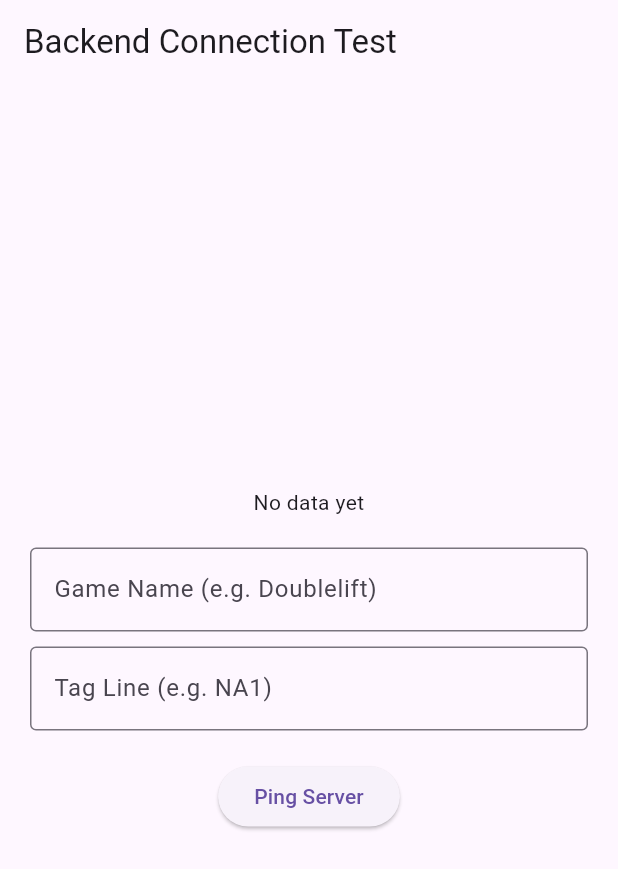
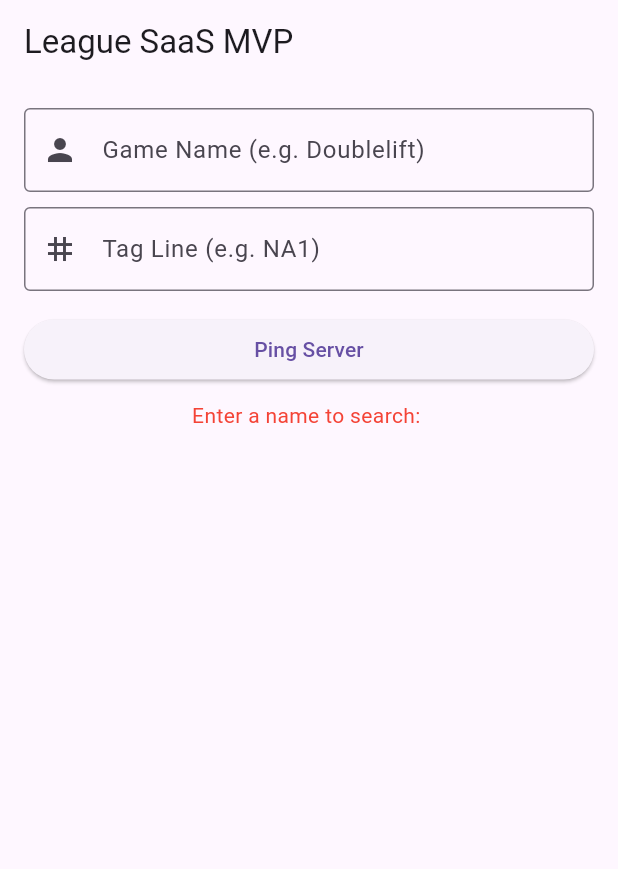
Before and after one commit to hanzeduardodedios1/SaaS-LoL, a Flutter app: the screen it shows after launch, on a phone screen of 412 x 824 dp. Shown: the top 869 px of the screen. Run offline on Flutter 3.47's test engine with Material 3 defaults, Android fonts, the light colour scheme and no system bars.

Commit message:
feat: implement match history UI with parsed JSON and item icons
- Refactor main.dart to decode JSON responses using dart:convert

- Replace raw text output with a scrollable ListView.builder

- Add Card widgets to display Champion, Gold, and CS stats

- Implement Image.network to render DDragon item assets dynamically

- Add conditional styling (Blue/Red) for Win/Loss states

```diff
--- a/frontend/lib/main.dart
+++ b/frontend/lib/main.dart
@@ -1,5 +1,6 @@
 import 'package:flutter/material.dart';
 import 'package:http/http.dart' as http; // Import the tool to make internet requests
+import 'dart:convert'; //Enables conversion of raw text into list
 
 void main() {
   runApp(const MyApp());
@@ -24,10 +25,12 @@ class BackendTester extends StatefulWidget {
   State<BackendTester> createState() => _BackendTesterState();
 }
 
+//This class primarily works with the backend.
 class _BackendTesterState extends State<BackendTester> {
 
-  //String variable that will contain information from backend.
-  String _message =   "No data yet";
+  //Storing a list of matches
+  List<dynamic> _matches = [];
+  String _statusMessage = "Enter a name to search: ";
 
   //Controllers for obtaining user input
   final TextEditingController _nameController = TextEditingController();
@@ -45,6 +48,11 @@ class _BackendTesterState extends State<BackendTester> {
       });
       return;
     }
+    //Clears previous inputs
+    setState(() {
+      _matches = [];
+      _statusMessage = "Loading...";
+    });
 
     //The URL destination (takes game name and tagline)
     final url = Uri.parse('http://127.0.0.1:8000/player/$name/$tag');
@@ -53,67 +61,139 @@ class _BackendTesterState extends State<BackendTester> {
       //Stores the URL's response
       final response = await http.get(url);
 
+
       //If successful,
       if (response.statusCode == 200) {
+        //Turns JSON string into an actual list
+        final List<dynamic> data = jsonDecode(response.body);
 
         setState(() {
-          _message = "Server says: ${response.body}";
+          _matches = data;
+          _statusMessage = _matches.isEmpty ? "No ranked games found" : "";
         });
       }
       else {
         setState(() {
-          _message = "Error: Server response ${response.statusCode}";
+          _statusMessage = "Error: Server response ${response.statusCode}";
         });
       }
     }
-
     //If unable to connect to server, display connection failure.
       catch(e){
         setState(() {
-        _message = "Connection Failed: $e";
+          _statusMessage = "Connection Failed: $e";
       });
     }
   }
 @override
   Widget build(BuildContext context) {
     return Scaffold(
-      appBar: AppBar(title: const Text("Backend Connection Test")),
-      body: Center(
-        // Added Padding so the boxes aren't stuck to the edges
-        child: Padding(
-          padding: const EdgeInsets.all(20.0),
+      appBar: AppBar(title: const Text("League SaaS MVP")),
+      body: Column(
+        children: [
+          // --- TOP SECTION: INPUTS ---
+          Padding(
+            padding: const EdgeInsets.all(16.0),
             child: Column(
-            mainAxisAlignment: MainAxisAlignment.center,
               children: [
-              Text(_message, textAlign: TextAlign.center),
-              const SizedBox(height: 20),
-
-              // CHANGE 4: Add the actual Input Boxes (TextFields)
                 TextField(
-                controller: _nameController, // Connects box to variable
+                  controller: _nameController,
                   decoration: const InputDecoration(
                     labelText: "Game Name (e.g. Doublelift)",
                     border: OutlineInputBorder(),
+                    prefixIcon: Icon(Icons.person),
                   ),
                 ),
                 const SizedBox(height: 10),
-
                 TextField(
-                controller: _tagController, // Connects box to variable
+                  controller: _tagController,
                   decoration: const InputDecoration(
                     labelText: "Tag Line (e.g. NA1)",
                     border: OutlineInputBorder(),
+                    prefixIcon: Icon(Icons.tag),
                   ),
                 ),
-              const SizedBox(height: 20),
-
-              ElevatedButton(
+                const SizedBox(height: 15),
+                SizedBox(
+                  width: double.infinity,
+                  child: ElevatedButton(
                     onPressed: fetchFromBackend,
                     child: const Text("Ping Server"),
+                  ),
+                ),
+                // Show status message if there is an error or loading text
+                if (_statusMessage.isNotEmpty)
+                  Padding(
+                    padding: const EdgeInsets.only(top: 10),
+                    child: Text(_statusMessage, style: const TextStyle(color: Colors.red)),
                   ),
               ],
             ),
           ),
-    ));
+
+          // --- BOTTOM SECTION: THE LIST ---
+          Expanded(
+            child: ListView.builder(
+              itemCount: _matches.length,
+              itemBuilder: (context, index) {
+                final match = _matches[index];
+                final isWin = match['win'] == true;
+
+                return Card(
+                  margin: const EdgeInsets.symmetric(horizontal: 16, vertical: 8),
+                  color: isWin ? Colors.blue[50] : Colors.red[50],
+                  child: Padding(
+                    padding: const EdgeInsets.all(12.0),
+                    child: Column(
+                      crossAxisAlignment: CrossAxisAlignment.start,
+                      children: [
+                        // ROW 1: Champion Name and Stats
+                        Row(
+                          mainAxisAlignment: MainAxisAlignment.spaceBetween,
+                          children: [
+                            Text(
+                              match['champion'] ?? "Unknown",
+                              style: const TextStyle(fontWeight: FontWeight.bold, fontSize: 18),
+                            ),
+                            Text(
+                              isWin ? "VICTORY" : "DEFEAT",
+                              style: TextStyle(
+                                color: isWin ? Colors.blue : Colors.red,
+                                fontWeight: FontWeight.bold,
+                              ),
+                            ),
+                          ],
+                        ),
+                        Text("Gold: ${match['gold_earned']} | CS: ${match['cs']}"),
+                        const SizedBox(height: 10),
+
+                        // ROW 2: Item Images
+                        SingleChildScrollView(
+                          scrollDirection: Axis.horizontal,
+                          child: Row(
+                            children: (match['Items'] as List<dynamic>).map<Widget>((itemUrl) {
+                              if (itemUrl == null) return const SizedBox(); // Skip empty items
+                              return Padding(
+                                padding: const EdgeInsets.only(right: 5.0),
+                                child: Image.network(
+                                  itemUrl,
+                                  width: 30,
+                                  height: 30,
+                                  errorBuilder: (c,e,s) => const Icon(Icons.broken_image, size: 30),
+                                ),
+                              );
+                            }).toList(),
+                          ),
+                        ),
+                      ],
+                    ),
+                  ),
+                );
+              },
+            ),
+          ),
+        ],
+      ),
+    );
   }
 }
```
Lines whose indentation alone changed are shown as unchanged.
